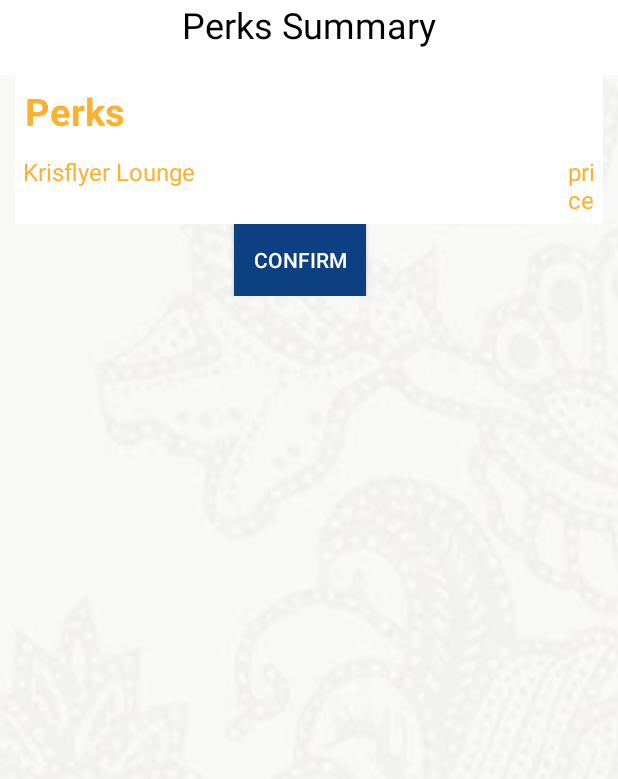
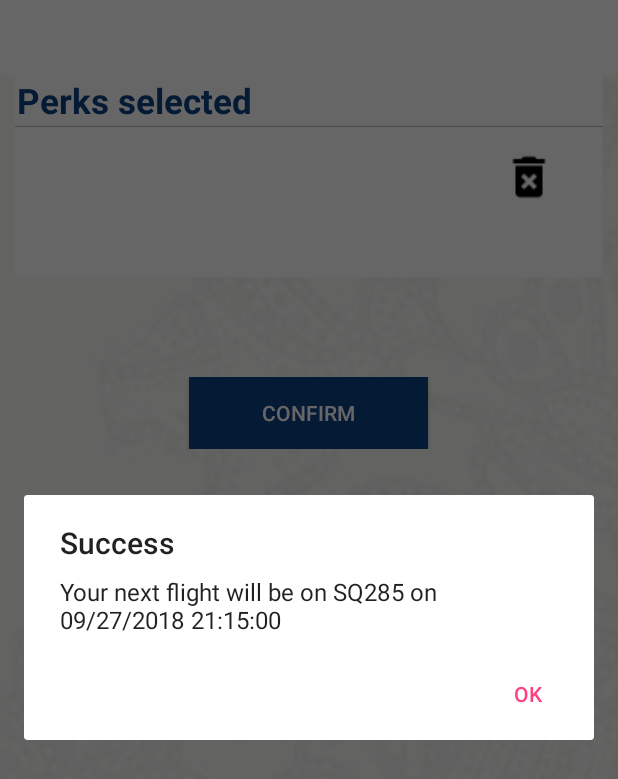
Before and after one commit to jinanan/SIAAC2018, an Android app: the perks_summary screen opened directly, with no data from a screen before it, after a tap on "CONFIRM", on a phone screen of 412 x 824 dp. Shown: the top 779 px of the screen. Run offline under Robolectric (Android 15) with nearby library versions, the phone set to English and light mode, and no system bars; pictures from the network do not load; 4 statements that could not run were skipped.

Commit message:
Completed UI upgrades
left with:
total sum for perks summary page to be done
- check with daniel if the bookingID dependency has been deleted from the bid table

```diff
--- a/AfterYouSIAMI/app/src/main/assets/app.properties
+++ b/AfterYouSIAMI/app/src/main/assets/app.properties
@@ -1,2 +1,6 @@
 sita.keyvalue=x-apiKey
 sita.key=2cfd0827f82ceaccae7882938b4b1627
+flight.departureDate=2018-09-26T22:00:00
+flight.origin=SIN
+flight.dest=AKL
+quantity_fields=KrisFlyer Miles,KrisPay Credit,Cash
--- a/AfterYouSIAMI/app/src/main/java/com/example/user/afteryousiami/DAO/FlightDAO.java
+++ b/AfterYouSIAMI/app/src/main/java/com/example/user/afteryousiami/DAO/FlightDAO.java
@@ -75,10 +75,11 @@ public class FlightDAO {
             for (int j = 0; j < segments.length(); j++) {
                 String dateInString = segments.getJSONObject(j).getJSONArray("legs").getJSONObject(0).getString("departureDateTime");
                 departureDate = formatter.parse(dateInString);
-
             }
 
-            list.add(new Flight(origin, dest, flightNo, departureDate));
+            if(departureDate.compareTo(date) > 0) {         //only add to the list if the date/time is after the date that is passed in
+                list.add(new Flight(origin, dest, flightNo, departureDate));
+            }
         }
 
 
--- a/AfterYouSIAMI/app/src/main/java/com/example/user/afteryousiami/MainActivity.java
+++ b/AfterYouSIAMI/app/src/main/java/com/example/user/afteryousiami/MainActivity.java
@@ -11,6 +11,10 @@ public class MainActivity extends AppCompatActivity {
     protected void onCreate(Bundle savedInstanceState) {
         super.onCreate(savedInstanceState);
         setContentView(R.layout.activity_main);
+
+        //to be removed during submission
+        Intent i =  new Intent(MainActivity.this, Chooseperks.class );
+        startActivity(i);
     }
 
     public void nxtPageBtn(View v){
--- a/AfterYouSIAMI/app/src/main/java/com/example/user/afteryousiami/perks_summary.java
+++ b/AfterYouSIAMI/app/src/main/java/com/example/user/afteryousiami/perks_summary.java
@@ -1,49 +1,228 @@
 package com.example.user.afteryousiami;
 
+import android.app.AlertDialog;
 import android.app.NotificationManager;
+import android.app.ProgressDialog;
 import android.content.Context;
+import android.content.DialogInterface;
+import android.content.Intent;
 import android.graphics.BitmapFactory;
+import android.graphics.Color;
+import android.graphics.Typeface;
+import android.os.AsyncTask;
 import android.os.Bundle;
 import android.app.Activity;
 import android.support.v4.app.NotificationCompat;
+import android.text.Layout;
 import android.util.Log;
+import android.view.Gravity;
 import android.view.View;
+import android.view.ViewGroup;
 import android.widget.Button;
+import android.widget.ImageButton;
+import android.widget.TableLayout;
+import android.widget.TableRow;
+import android.widget.TextView;
+import android.widget.Toast;
 
+import com.example.user.afteryousiami.DAO.DBConnect;
+import com.example.user.afteryousiami.DAO.FlightDAO;
+import com.example.user.afteryousiami.objects.Flight;
 import com.example.user.afteryousiami.objects.Perks;
 
+import org.json.JSONException;
+import org.w3c.dom.Text;
+
+import java.io.IOException;
+import java.io.Serializable;
+import java.text.ParseException;
+import java.text.SimpleDateFormat;
+import java.util.ArrayList;
+import java.util.Date;
 import java.util.List;
+import java.util.Properties;
 
 public class perks_summary extends Activity {
-
-    List<Perks> addedList;
+    private final Context context = this;
+    private List<Perks> addedList;
+    private DBConnect db = new DBConnect();
+    private TableLayout layout;
+    private final String WHITE_COLOR = "#ffffff";
+    private final String BLUE_COLOR = "#0C4082";
+    private final String GOLD_COLOR = "#FCB130";
+    private final String GREY_COLOR = "#d3d3d3";
+    private final String BLACK_COLOR = "#BDBDBD";
 
     @Override
     protected void onCreate(Bundle savedInstanceState) {
         super.onCreate(savedInstanceState);
         setContentView(R.layout.activity_perks_summary);
+        layout = (TableLayout) findViewById(R.id.tableLayout);
         addedList = (List<Perks>) getIntent().getSerializableExtra("AddedList");
 
         initPerksUI();
+    }
 
 
-        Button btn = (Button) findViewById(R.id.btn_confirm);
+    /***
+     * helper method to clean the table. do not clean the first item because thats the header
+     */
+    private void cleanTable() {
+
+        int childCount = layout.getChildCount();
+
+        for (int i = childCount - 1; i >= 1; i--) {
+            TableRow row = (TableRow) layout.getChildAt(i);
+            layout.removeView(row);
+        }
+    }
+
+    private void initPerksUI() {
+        cleanTable();       //invoke cleantable to clear the table before populating it with the new items
+
+
+        for (Perks p : addedList) {
+            TableRow contents = new TableRow(this);
+            contents.setLayoutParams(new TableRow.LayoutParams(ViewGroup.LayoutParams.MATCH_PARENT, ViewGroup.LayoutParams.MATCH_PARENT));
+            contents.setBackgroundColor(Color.parseColor(WHITE_COLOR));
+            contents.setGravity(Gravity.CENTER_HORIZONTAL);
+            contents.setWeightSum(1f);
+            printContentRow(p, contents);
+            printDivider();
+            contents.setPadding(0, 0, 0, 50);
+
+            layout.addView(contents);
+        }
+
+
+        //for the final button
+        TableRow confirmRow = new TableRow(this);
+        confirmRow.setPadding(0, 100, 0, 0);
+        confirmRow.setGravity(Gravity.CENTER_HORIZONTAL);
+        confirmRow.setLayoutParams(new TableRow.LayoutParams(ViewGroup.LayoutParams.MATCH_PARENT, ViewGroup.LayoutParams.MATCH_PARENT));
+        confirmRow.addView(createConfirmButton());
+        layout.addView(confirmRow);
+    }
+
+    /***
+     * creates the check out button
+     * @return button object
+     */
+    private Button createConfirmButton() {
+        Button btn = new Button(this);
+        btn.setBackgroundColor(Color.parseColor(BLUE_COLOR));
+        btn.setText("Confirm");
+        btn.setTextColor(Color.parseColor(WHITE_COLOR));
         btn.setOnClickListener(new View.OnClickListener() {
             @Override
             public void onClick(View v) {
+                new perks_summary.PerksAsyncTask().execute();
                 notificationcall();
             }
+        });
 
-        });
-    }
-
-    private void initPerksUI(){
-
+        return btn;
 
     }
 
     /***
-     * for notification
+     * creates the text views of for the rows
+     * @param p perks object to be manipulated
+     * @param tr row object to be passed in to be added into the view
+     */
+    private void printContentRow(final Perks p, TableRow tr) {
+        //for the items selected
+        TextView nameView = new TextView(this);
+        tr.addView(nameView);
+        TableRow.LayoutParams nameViewLP = (TableRow.LayoutParams) nameView.getLayoutParams();
+        nameViewLP.width = 0;
+        nameViewLP.height = TableLayout.LayoutParams.WRAP_CONTENT;
+        nameViewLP.weight = 0.6f;
+        nameView.setGravity(Gravity.CENTER_HORIZONTAL);
+        nameView.setLayoutParams(nameViewLP);
+        nameView.setTextSize(16);
+        nameView.setText(p.getName());
+        nameView.setTextColor(Color.parseColor(GOLD_COLOR));
+
+        //for the total price
+        TextView priceView = new TextView(this);
+        tr.addView(priceView);
+        TableRow.LayoutParams priceViewLP = (TableRow.LayoutParams) priceView.getLayoutParams();
+        priceViewLP.width = 0;
+        priceViewLP.height = TableLayout.LayoutParams.WRAP_CONTENT;
+        priceViewLP.weight = 0.3f;
+        priceView.setGravity(Gravity.CENTER_HORIZONTAL);
+        priceView.setLayoutParams(priceViewLP);
+        priceView.setTextSize(16);
+        priceView.setText(String.valueOf(p.getTotalPrice()) + " credits");
+        priceView.setTextColor(Color.parseColor(GOLD_COLOR));
+
+        //for the delete button
+        ImageButton btn = new ImageButton(this);
+        tr.addView(btn);
+        btn.setImageResource(R.drawable.delete);
+        btn.setBackground(null);
+        TableRow.LayoutParams btnLP = (TableRow.LayoutParams) btn.getLayoutParams();
+        btnLP.weight = 0.1f;
+        btnLP.height = 100;
+        btnLP.width = 100;
+        btn.setLayoutParams(btnLP);
+        btn.setOnClickListener(new View.OnClickListener() {
+            @Override
+            public void onClick(View v) {
+                //set the alert box to remind them if they want to delete
+                DialogInterface.OnClickListener dialogClickListener = new DialogInterface.OnClickListener() {
+                    @Override
+                    public void onClick(DialogInterface dialog, int which) {
+                        switch (which) {
+                            case DialogInterface.BUTTON_POSITIVE:
+                                removeObjectFromArrayList(p.getName());
+
+                                if (addedList.isEmpty()) {
+                                    //route to the choose perks page
+                                    Intent i = new Intent(perks_summary.this, Chooseperks.class);
+                                    startActivity(i);
+                                } else {
+                                    initPerksUI();      //refresh the table
+                                }
+                                break;
+                            case DialogInterface.BUTTON_NEGATIVE:
+                                //do nothing
+                                break;
+                        }
+                    }
+                };
+                AlertDialog.Builder builder = new AlertDialog.Builder(v.getContext());
+                builder.setMessage("Confirm to remove " + p.getName() + "?").setPositiveButton("Yes", dialogClickListener).setNegativeButton("No", dialogClickListener).show();
+            }
+        });
+    }
+
+    private void removeObjectFromArrayList(String name) {
+        for (int i = 0; i < addedList.size(); i++) {
+            Perks p = addedList.get(i);
+            if (p.getName().equals(name)) {
+                addedList.remove(i);        //remove from the list
+            }
+        }
+    }
+
+    private void printDivider() {
+        TableRow divider = new TableRow(this);
+        layout.addView(divider);
+        divider.getLayoutParams().height = 1;
+        divider.setBackgroundColor(Color.parseColor(BLACK_COLOR));
+        TextView tv = new TextView(this);
+        divider.addView(tv);
+        TableRow.LayoutParams params = (TableRow.LayoutParams) tv.getLayoutParams();
+        params.height = 1;
+        params.width = TableLayout.LayoutParams.MATCH_PARENT;
+        params.span = 2;
+    }
+
+
+    /***
+     * invoke for notification
      */
     private void notificationcall() {
         NotificationCompat.Builder notificationBuilder = (NotificationCompat.Builder) new NotificationCompat.Builder(this).setDefaults(NotificationCompat.DEFAULT_ALL).setSmallIcon(R.drawable.logo).setLargeIcon(BitmapFactory.decodeResource(getResources(), R.drawable.logo)).setContentTitle("Notification Call").setContentText("Test");
@@ -59,4 +238,80 @@ public class perks_summary extends Activity {
         Log.e("perks_summary.java", "error", e);
     }
 
+    class PerksAsyncTask extends AsyncTask<Void, Void, Boolean> {
+        ProgressDialog pdLoading = new ProgressDialog(perks_summary.this);
+
+        @Override
+        protected void onPreExecute() {
+            super.onPreExecute();
+
+            //this method will be running on UI thread
+            pdLoading.setMessage("\tAdding bids...");
+            pdLoading.show();
+        }
+
+        @Override
+        protected Boolean doInBackground(Void... params) {
+            return db.insertBid(addedList, 0);
+        }
+
+        @Override
+        protected void onPostExecute(Boolean result) {
+            super.onPostExecute(result);
+            //this method will be running on UI thread
+            pdLoading.dismiss();
+
+            try {
+
+                //because the data are fixed we use a properties file to retrieve the fixed data
+                Properties prop = new Properties();              //access the properties file
+                prop.load(getAssets().open("app.properties"));
+
+                String origin = prop.getProperty("flight.origin");
+                String dest = prop.getProperty("flight.dest");
+                String currDateString = prop.getProperty("flight.departureDate");
+                SimpleDateFormat formatter = new SimpleDateFormat("yyyy-MM-dd'T'HH:mm:ss");   //2018-09-24T09:20:00
+                Date currDate = formatter.parse(currDateString);
+
+                //retrieve the next alternate flight
+                FlightDAO fd = new FlightDAO(getAssets());
+                List<Flight> fList = fd.getAlternativeFlights(origin, dest, currDate);
+
+                String nextFlightNumber = "SQ" + fList.get(0).getFlightNo();
+                SimpleDateFormat showUser = new SimpleDateFormat("MM/dd/yyyy HH:mm:ss");
+                String nextDate = showUser.format(fList.get(0).getdepartureDate());
+
+                AlertDialog.Builder alertDialogBuilder = new AlertDialog.Builder(context);
+
+                // set title
+                alertDialogBuilder.setTitle("Success");
+
+                // set dialog message
+                alertDialogBuilder.setMessage("Your next flight will be on " + nextFlightNumber + " on " + nextDate)
+                        .setCancelable(false)
+                        .setPositiveButton("Ok", new DialogInterface.OnClickListener() {
+                            public void onClick(DialogInterface dialog, int id) {
+                                Toast.makeText(perks_summary.this, "Program complete.", Toast.LENGTH_LONG).show();
+                                perks_summary.this.finish();
+                            }
+                        });
+
+                // create alert dialog
+                AlertDialog alertDialog = alertDialogBuilder.create();
+
+                // show it
+                alertDialog.show();
+
+            } catch (IOException e) {
+                printError(e);
+            } catch (ParseException e) {
+                printError(e);
+            } catch (JSONException e) {
+                printError(e);
+            }
+
+        }
+
+    }
+
 }
--- a/AfterYouSIAMI/app/src/main/res/layout/activity_chooseperks.xml
+++ b/AfterYouSIAMI/app/src/main/res/layout/activity_chooseperks.xml
@@ -66,5 +66,4 @@
 
         </TableLayout>
     </ScrollView>
-
 </android.support.constraint.ConstraintLayout>
--- a/AfterYouSIAMI/app/src/main/res/layout/activity_perks_summary.xml
+++ b/AfterYouSIAMI/app/src/main/res/layout/activity_perks_summary.xml
@@ -5,6 +5,7 @@
     android:layout_width="match_parent"
     android:layout_height="match_parent"
     android:background="@drawable/wallpaper"
+    android:baselineAligned="false"
     android:orientation="vertical"
     tools:context=".perks_summary">
 
@@ -17,7 +18,8 @@
         android:text="Perks Summary"
         android:textAlignment="center"
         android:textColor="@android:color/black"
-        android:textSize="24sp" />
+        android:textSize="25sp"
+        android:paddingBottom="50sp"/>
 
     <ScrollView
         android:layout_width="fill_parent"
@@ -35,62 +37,20 @@
             <TableRow
                 android:layout_width="match_parent"
                 android:layout_height="match_parent"
-                android:background="#FFFFFF"
-                android:padding="5dp">
+                android:background="#FFFFFF">
 
                 <TextView
                     android:id="@+id/tv_title"
                     android:layout_width="wrap_content"
                     android:layout_height="match_parent"
                     android:layout_margin="1dp"
-                    android:text="Perks"
-                    android:textColor="#FCB130"
-                    android:textSize="25sp"
+                    android:text="Perks selected"
+                    android:textColor="#0C4082"
+                    android:textSize="23sp"
                     android:textStyle="bold" />
             </TableRow>
 
-            <TableRow
-                android:layout_width="match_parent"
-                android:layout_height="match_parent"
-                android:background="#FFFFFF"
-                android:padding="5dp">
-
-                <TextView
-                    android:id="@+id/a"
-                    android:layout_width="wrap_content"
-                    android:layout_height="wrap_content"
-                    android:layout_weight="1"
-                    android:text="Krisflyer Lounge"
-                    android:textColor="#FCB130"
-                    android:textSize="16sp" />
-
-
-                <TextView
-                    android:id="@+id/b"
-                    android:layout_width="wrap_content"
-                    android:layout_height="wrap_content"
-                    android:layout_weight="1"
-                    android:text="price"
-                    android:textColor="#FCB130"
-                    android:textSize="16sp" />
-            </TableRow>
-
-            <TableRow
-                android:layout_width="match_parent"
-                android:layout_height="match_parent"
-                android:layout_gravity="center_horizontal">
-
-                <Button
-                    android:id="@+id/btn_confirm"
-                    android:layout_width="380dp"
-                    android:layout_height="match_parent"
-                    android:layout_gravity="center_horizontal"
-                    android:background="#0C4082"
-                    android:text="Confirm"
-                    android:textAlignment="center"
-                    android:textColor="@android:color/white" />
-
-            </TableRow>
+            <!--other items will be added programatically-->
 
         </TableLayout>
     </ScrollView>
```
Also changed, not shown: AfterYouSIAMI/app/src/main/java/com/example/user/afteryousiami/Chooseperks.java (+186 -16 lines), AfterYouSIAMI/app/src/main/java/com/example/user/afteryousiami/DAO/DBConnect.java (+23 -20 lines), AfterYouSIAMI/app/src/main/java/com/example/user/afteryousiami/objects/Perks.java (+19 -1 lines), AfterYouSIAMI/app/src/main/res/drawable/delete.png (added).
